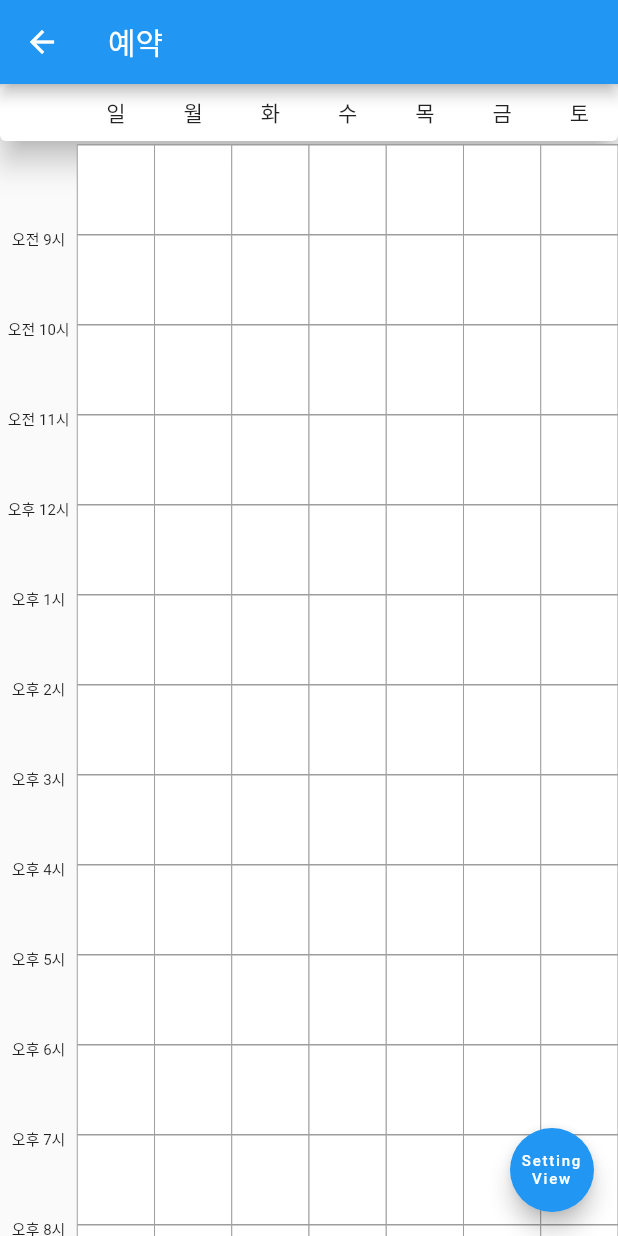
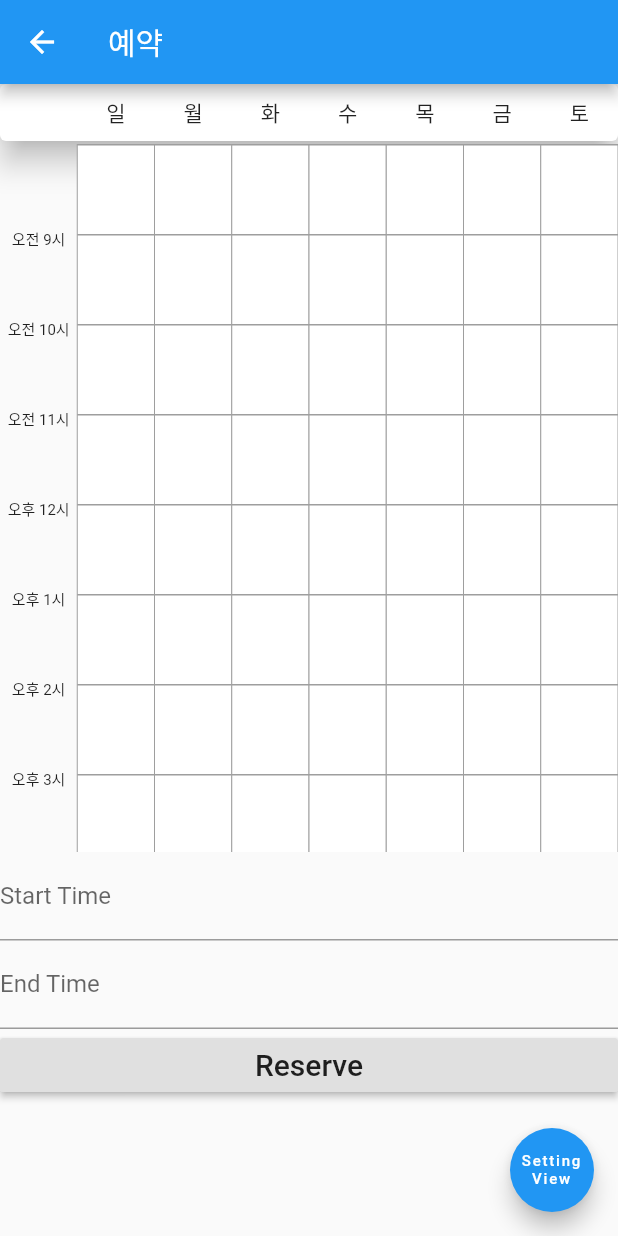
Before and after one commit to GC211SE/frontent, a Flutter app: the ReservationView screen opened by its route, on a phone screen of 412 x 824 dp. Run offline on Flutter 3.47's test engine with Material 2 defaults, Android fonts, the phone set to English and light mode, and no system bars; network calls fail.

Commit message:
divide Area

```diff
--- a/lib/views/reservationView.dart
+++ b/lib/views/reservationView.dart
@@ -1,3 +1,4 @@
+import 'package:flutter/cupertino.dart';
 import 'package:flutter/material.dart';
 import 'package:gcrs/Widget/timetable.dart';
 import 'package:gcrs/utils/GlobalVariables.dart';
@@ -64,6 +65,9 @@ class ReservationView extends StatefulWidget {
 }
 
 class _ReservationViewState extends State<ReservationView> {
+  TextEditingController startControl = TextEditingController();
+  TextEditingController endControl = TextEditingController();
+
   @override
   Widget build(BuildContext context) {
     thisContext = context;
@@ -74,10 +78,45 @@ class _ReservationViewState extends State<ReservationView> {
 
       /*** timetable ***/
       body: Container(
-          child: WeeklyTimeTable(
-            locale: 'ko',
+          child: Column(
+            mainAxisSize: MainAxisSize.max,
+            mainAxisAlignment: MainAxisAlignment.center,
+            children: [
+              Expanded(child: WeeklyTimeTable(
+                locale: 'ko',
+              ),
+                flex: 2
+              ),
+              Expanded(child: new Column(
+                crossAxisAlignment: CrossAxisAlignment.stretch,
+                children: <Widget>[
+                  new TextFormField(
+                    controller: startControl,
+                    obscureText: true,
+                    decoration: new InputDecoration(labelText: 'Start Time'),
+                  ),
+                  new TextFormField(
+                    controller: endControl,
+                    obscureText: true,
+                    decoration: new InputDecoration(labelText: 'End Time'),
+                  ),
+                  new RaisedButton(
+                      child: new Text(
+                        'Reserve',
+                        style: new TextStyle(fontSize: 20.0),
+                      ),
+                      onPressed: () async{
+
+                      }
+                  )
+                ],
+
+              )
+              ),
+              /***  ***/
+            ],
+
           )
-        /***  ***/
       ),
 
 
```
